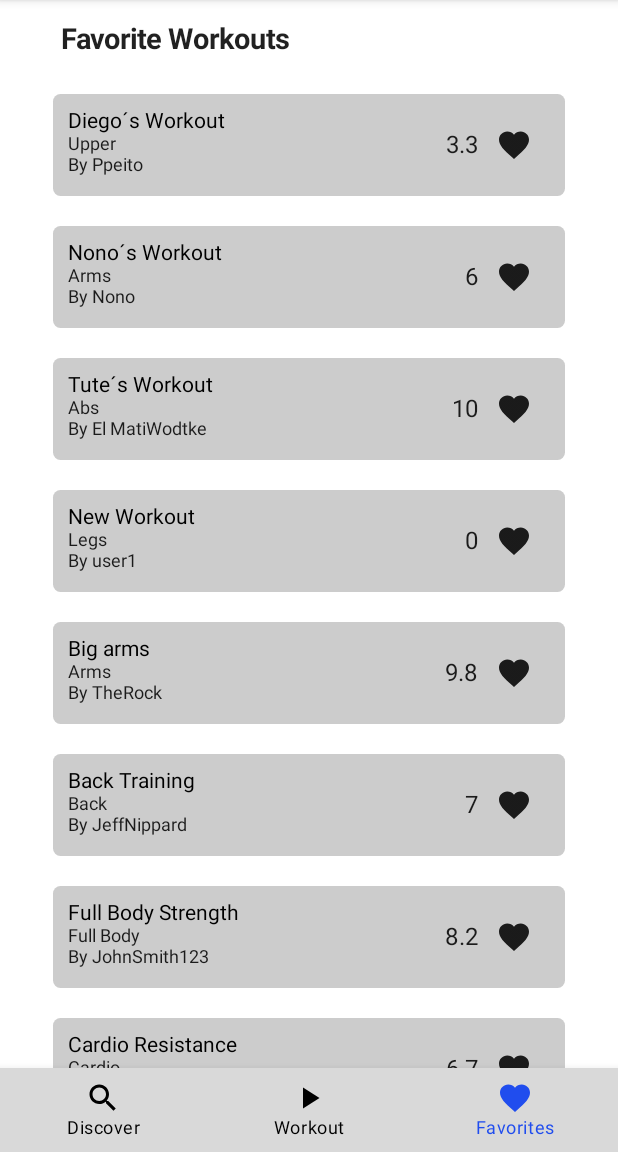
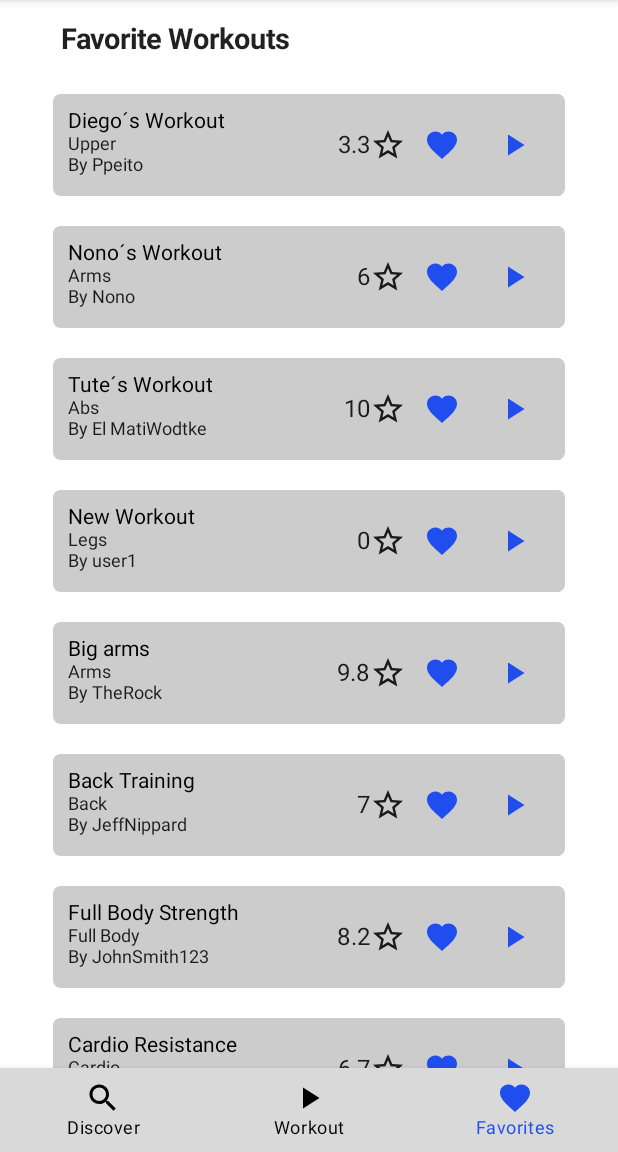
Before and after one commit to herculesHCI/HerculesMobile, an Android app built with Jetpack Compose: the HomeScreen screen opened through its navigation route, item 3 of the bottom bar chosen, on a phone screen of 412 x 824 dp, the part 84-1236 px from its top. Run offline under Robolectric (Android 15) with nearby library versions, the phone set to English and light mode, and no system bars.

Commit message:
En el cel ahora el nombre de la app aparece hercules. Los iconos clickeables tienen un color distinto (pero no anda el theme). En favorite ahora aparece un boton de play para poder correr el workout (no es funcional). La clase Workout ahora devuelve la lista de ciclos.

```diff
--- a/app/src/main/AndroidManifest.xml
+++ b/app/src/main/AndroidManifest.xml
@@ -7,7 +7,7 @@
         android:dataExtractionRules="@xml/data_extraction_rules"
         android:fullBackupContent="@xml/backup_rules"
         android:icon="@mipmap/ic_launcher"
-        android:label="@string/app_name"
+        android:label="Hercules"
         android:roundIcon="@mipmap/ic_launcher_round"
         android:supportsRtl="true"
         android:theme="@style/Theme.EjemploClase"
@@ -16,7 +16,7 @@
             android:windowSoftInputMode="adjustResize"
             android:name=".MainActivity"
             android:exported="true"
-            android:label="@string/app_name"
+            android:label="Hercules"
             android:theme="@style/Theme.EjemploClase">
             <intent-filter>
                 <action android:name="android.intent.action.MAIN" />
--- a/app/src/main/java/com/example/ejemploclase/Screens/DiscoverScreen.kt
+++ b/app/src/main/java/com/example/ejemploclase/Screens/DiscoverScreen.kt
@@ -55,8 +55,8 @@ fun DiscoverContent(filter: Filter){
                     fontWeight = FontWeight.Bold)
                 Spacer(modifier = Modifier.weight(1f))
                 IconButton(onClick = { /*TODO*/ }) { //Deberia mandarte a la screen de filters
-                    //Icon(imageVector = Icons.Default.FilterList,
-                     //   contentDescription = null)
+                    Icon(imageVector = Icons.Default.FilterList,
+                        contentDescription = null)
                 }
             }
             for(item in items){
@@ -96,17 +96,19 @@ fun WorkoutElement(item: Workout) {
             Column(){
                 Row(verticalAlignment = Alignment.CenterVertically){
                     Text(text = item.getScore().toString(), textAlign =  TextAlign.Justify)
-                    //Icon(
-                       // imageVector = Icons.Default.StarBorder ,
-                       // contentDescription = null
-                    //)
+                    Icon(
+                        imageVector = Icons.Default.StarBorder ,
+                        contentDescription = null
+                    )
                     IconButton(onClick = { /*TODO*/ }) {//Deberia marcarlo como fav
                         if(item.getIsFav()){
                             Icon(imageVector = Icons.Default.Favorite,
-                                contentDescription = null)
+                                contentDescription = null,
+                                tint = MaterialTheme.colors.secondary)
                         } else {
                             Icon(imageVector = Icons.Default.FavoriteBorder,
-                                contentDescription = null)
+                                contentDescription = null,
+                                tint = MaterialTheme.colors.secondary)
                         }
                     }
                 }
--- a/app/src/main/java/com/example/ejemploclase/Screens/FavoriteScreen.kt
+++ b/app/src/main/java/com/example/ejemploclase/Screens/FavoriteScreen.kt
@@ -3,17 +3,26 @@ package com.example.ejemploclase
 import androidx.compose.foundation.background
 import androidx.compose.foundation.layout.*
 import androidx.compose.foundation.rememberScrollState
+import androidx.compose.foundation.shape.RoundedCornerShape
+import androidx.compose.foundation.text.ClickableText
 import androidx.compose.foundation.verticalScroll
 import androidx.compose.material.Icon
 import androidx.compose.material.IconButton
+import androidx.compose.material.MaterialTheme
 import androidx.compose.material.Text
 import androidx.compose.material.icons.Icons
+import androidx.compose.material.icons.filled.Favorite
+import androidx.compose.material.icons.filled.FavoriteBorder
+import androidx.compose.material.icons.filled.PlayArrow
+import androidx.compose.material.icons.filled.StarBorder
 import androidx.compose.runtime.Composable
 import androidx.compose.ui.Alignment
 import androidx.compose.ui.Modifier
 import androidx.compose.ui.graphics.Color
 import androidx.compose.ui.modifier.modifierLocalConsumer
+import androidx.compose.ui.text.AnnotatedString
 import androidx.compose.ui.text.font.FontWeight
+import androidx.compose.ui.text.style.TextAlign
 import androidx.compose.ui.tooling.preview.Preview
 import androidx.compose.ui.unit.dp
 import androidx.compose.ui.unit.sp
@@ -50,10 +59,59 @@ fun FavoriteContent(){
             }
             for(item in favItems){
                 Row(modifier = Modifier.padding(10.dp)){
-                    WorkoutElement(item = item)
+                    WorkoutFavElement(item = item)
                 }
             }
         }
 
     }
 }
+
+@Composable
+fun WorkoutFavElement(item: Workout) {
+    Box(
+        Modifier
+            .fillMaxWidth()
+            .background(Color.LightGray, shape = RoundedCornerShape(5.dp))
+            .defaultMinSize()
+            .padding(10.dp)
+    ){
+        Row(){
+            Column(modifier = Modifier.weight(0.7f)) {
+                Row(){
+                    ClickableText(text= AnnotatedString(item.getName()) // tiene fontSize = 17.sp
+                        ,onClick = {/*TODO Hacer que cambie de screen*/} )
+                }
+                Row(){
+                    Text(text= item.getCategoryName(),
+                        fontSize = 12.sp)
+                }
+                Row(){
+                    Text(text= "By ".plus(item.getAuthor()),
+                        fontSize = 12.sp)
+                }
+            }
+            Column(){
+                Row(verticalAlignment = Alignment.CenterVertically){
+                    Text(text = item.getScore().toString(), textAlign =  TextAlign.Justify)
+                    Icon(
+                        imageVector = Icons.Default.StarBorder ,
+                        contentDescription = null
+                    )
+                    IconButton(onClick = { /*TODO*/ }) { //Deberia sacarlo de la screen de fav
+                        Icon(imageVector = Icons.Default.Favorite,
+                            contentDescription = null,
+                            tint = MaterialTheme.colors.secondary
+                        )
+                    }
+                    IconButton(onClick = {/*TODO*/}) { //Deberia pasar a la screen de workout
+                        Icon(imageVector = Icons.Default.PlayArrow,
+                            contentDescription = null,
+                            tint = MaterialTheme.colors.secondary
+                        )
+                    }
+                }
+            }
+        }
+    }
+}
--- a/app/src/main/java/com/example/ejemploclase/Workout.kt
+++ b/app/src/main/java/com/example/ejemploclase/Workout.kt
@@ -28,8 +28,11 @@ class Workout(
     fun getId() : Number {
         return id
     }
+    fun getCycles() : List<Cycle>? {
+        return cycles
+    }
 
-    fun setCylces(cycles: List<Cycle>?) {//la lista que recibo estaria ordenada
+    fun setCycles(cycles: List<Cycle>?) {//la lista que recibo estaria ordenada
         this.cycles = cycles
     }
 }
```
